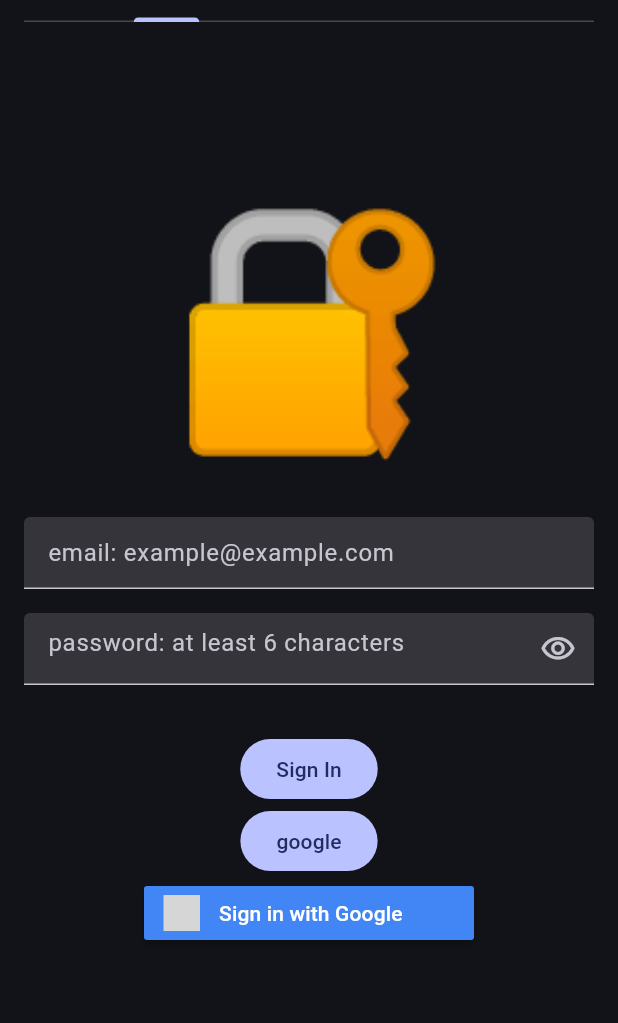
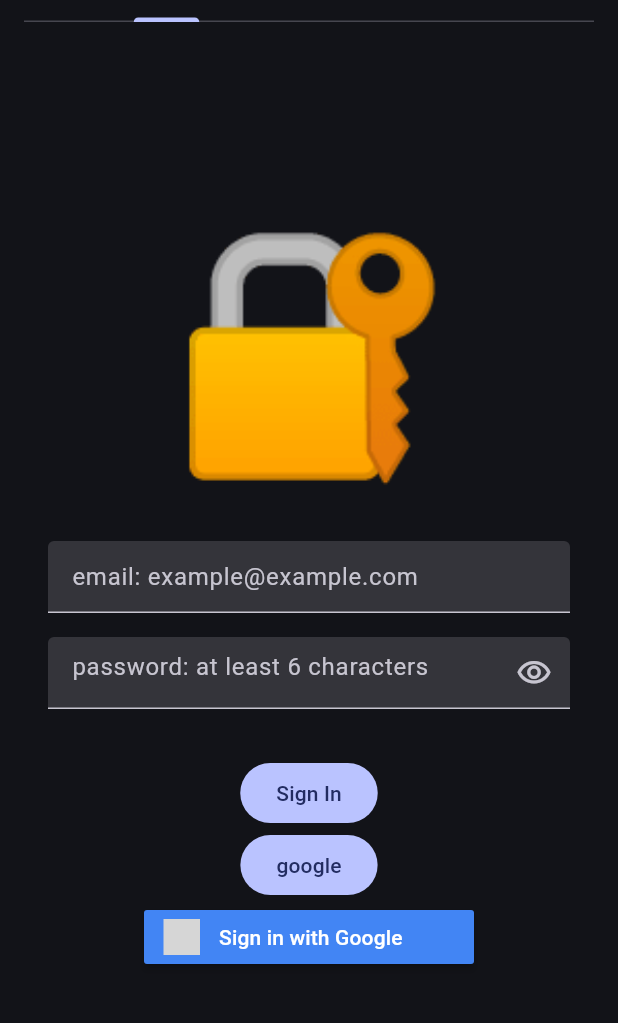
Before and after one commit to azzayatss/cheapp_and_tasty, a Flutter app: the screen it shows after launch, on a phone screen of 412 x 824 dp, the part 74-1097 px from its top. Run offline on Flutter 3.47's test engine with Material 2 defaults, Android fonts, the phone set to English and light mode, and no system bars; drawn by our look-alikes of loader_overlay; our stand-ins replace firebase_auth, firebase_core, flutter_hooks, flutter_signin_button, go_router, google_sign_in and 2 more; accounts and stored records are empty; generated files the repository leaves out were written again; grey boxes are pictures that could not be loaded.

Commit message:
bugfix: tab consumer error,added scroll to sign in

```diff
--- a/lib/features/auth/widgets/sign_in_form.dart
+++ b/lib/features/auth/widgets/sign_in_form.dart
@@ -7,15 +7,22 @@ import 'package:flutter_signin_button/flutter_signin_button.dart';
 import 'package:hooks_riverpod/hooks_riverpod.dart';
 import 'package:loader_overlay/loader_overlay.dart';
 
-class SignInForm extends HookWidget {
+class SignInForm extends HookConsumerWidget {
   const SignInForm({super.key});
 
   @override
-  Widget build(BuildContext context) {
+  Widget build(BuildContext context, WidgetRef ref) {
+    final signInProcess = ref.watch(signInControllerProvider);
     final emailController = useTextEditingController();
     final passwordController = useTextEditingController();
     final obscureText = useState(true);
-    return Column(
+    return LoaderOverlay(
+      overlayOpacity: 0.2,
+      child: SafeArea(
+        child: Padding(
+          padding: const EdgeInsets.all(AppLayouts.defaultPadding),
+          child: SingleChildScrollView(
+            child: Column(
               children: [
                 const SizedBox(
                   height: AppLayouts.spacer,
@@ -61,14 +68,6 @@ class SignInForm extends HookWidget {
                 const SizedBox(
                   height: AppLayouts.defaultPadding,
                 ),
-        Consumer(
-          builder: (context, ref, child) {
-            final signInProcess = ref.watch(signInControllerProvider);
-            signInProcess.isLoading
-                ? context.loaderOverlay.show()
-                : context.loaderOverlay.hide();
-            return Column(
-              children: [
                 FilledButton(
                   onPressed: signInProcess.isLoading
                       ? null
@@ -103,11 +102,7 @@ class SignInForm extends HookWidget {
                 if (signInProcess.hasError) ...[
                   const SizedBox(height: AppLayouts.defaultPadding),
                   const Text('Something went wrong')
-                ]
                 ],
-            );
-          },
-        ),
                 const SizedBox(
                   height: AppLayouts.defaultPadding,
                 ),
@@ -115,6 +110,10 @@ class SignInForm extends HookWidget {
                   height: AppLayouts.spacer,
                 ),
               ],
+            ),
+          ),
+        ),
+      ),
     );
   }
 }
```
Also changed, not shown: lib/features/auth/widgets/sign_up_form.dart (+25 -24 lines). Lines whose indentation alone changed are shown as unchanged.
